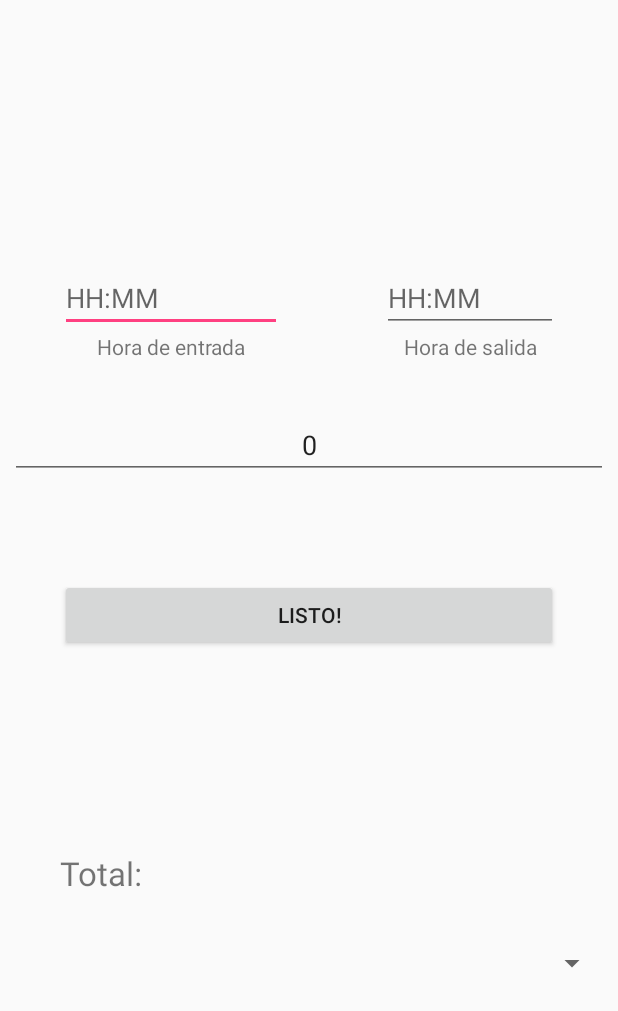
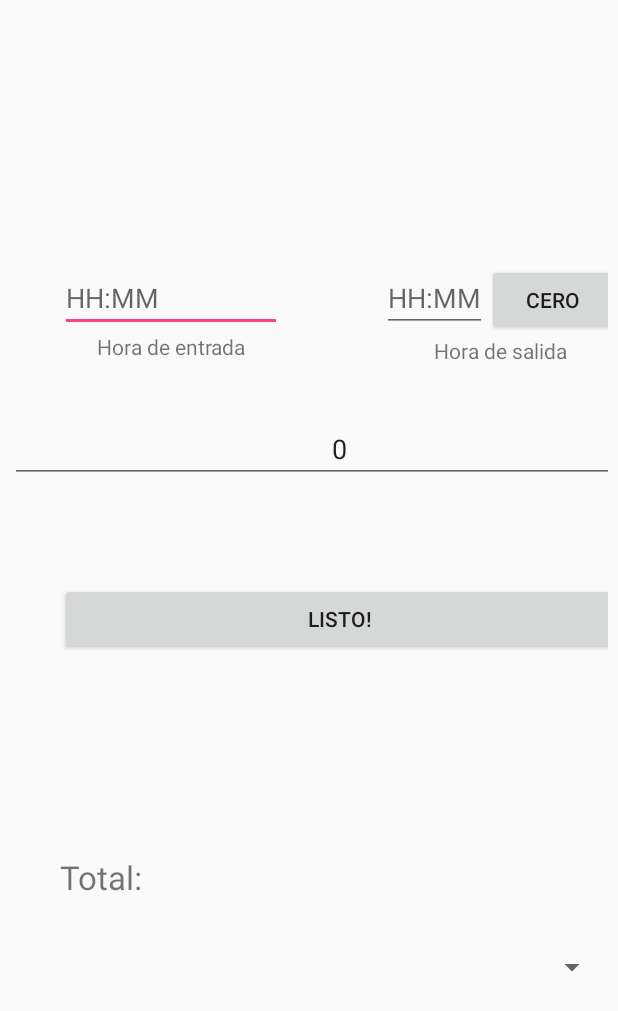
Before and after one commit to Luishi97/GameSharkAlarmas, an Android app: the layout set_alarmas.xml on its own in the app's theme, with its tools: preview values and no code run, on a phone screen of 412 x 824 dp. Shown: the top 1011 px of the screen. Run offline under Robolectric (Android 15) with nearby library versions, the phone set to English and light mode, and no system bars.

Commit message:
funciona generalizacion de guardado de datos falta logica sobre tv extra fondos y botones

```diff
--- a/app/src/main/res/layout/set_alarmas.xml
+++ b/app/src/main/res/layout/set_alarmas.xml
@@ -52,6 +52,10 @@
             android:layout_margin="50px"
             android:orientation="vertical">
 
+            <LinearLayout
+                android:layout_width="wrap_content"
+                android:layout_height="wrap_content"
+                android:orientation="horizontal">
                 <EditText
                     android:id="@+id/Salida"
                     android:layout_width="match_parent"
@@ -59,6 +63,13 @@
                     android:editable="false"
                     android:hint="HH:MM"
                     android:onClick="obtenerHoraSalida" />
+                <Button
+                    android:id="@+id/ponerCero"
+                    android:text="Cero"
+                    android:layout_width="wrap_content"
+                    android:layout_height="wrap_content"
+                    android:onClick="ponerCero"/>
+            </LinearLayout>
 
             <TextView
                 android:layout_width="match_parent"
--- a/app/src/main/res/values/strings.xml
+++ b/app/src/main/res/values/strings.xml
@@ -23,4 +23,5 @@
         <item>5</item>
         <item>6</item>
     </string-array>
+    <string name="Cero"></string>
 </resources>
```
Also changed, not shown: app/src/main/java/com/example/luishi/gameshark_alarmas/setAlarmas.java (+14 -4 lines). Lines whose indentation alone changed are shown as unchanged.
